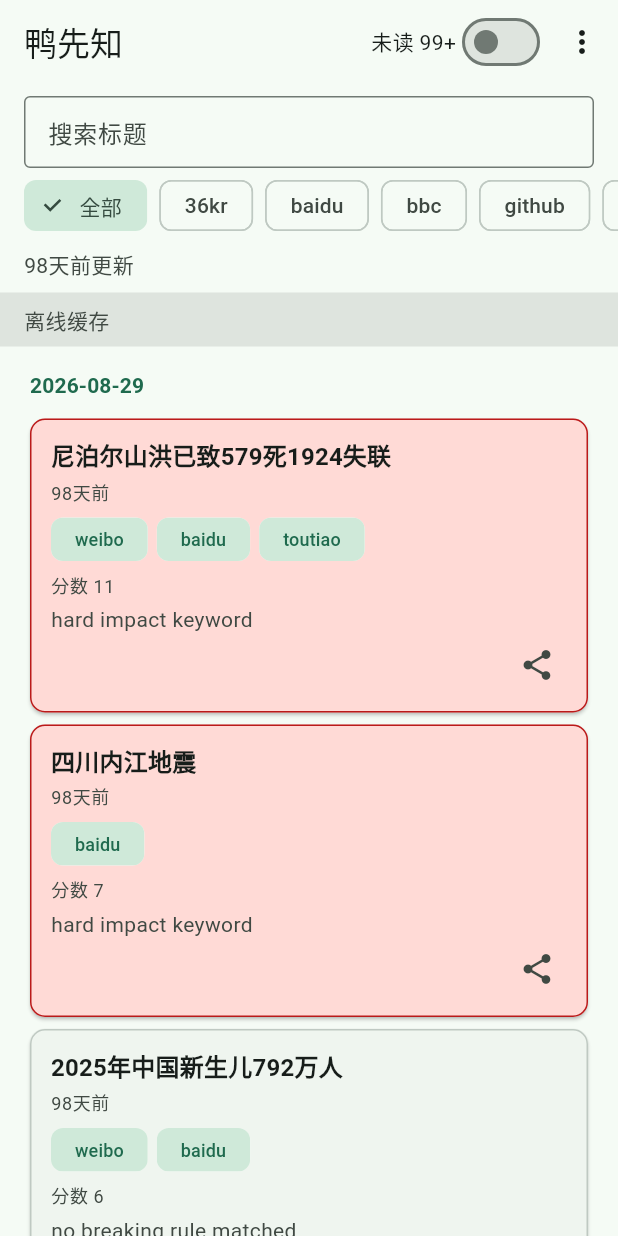
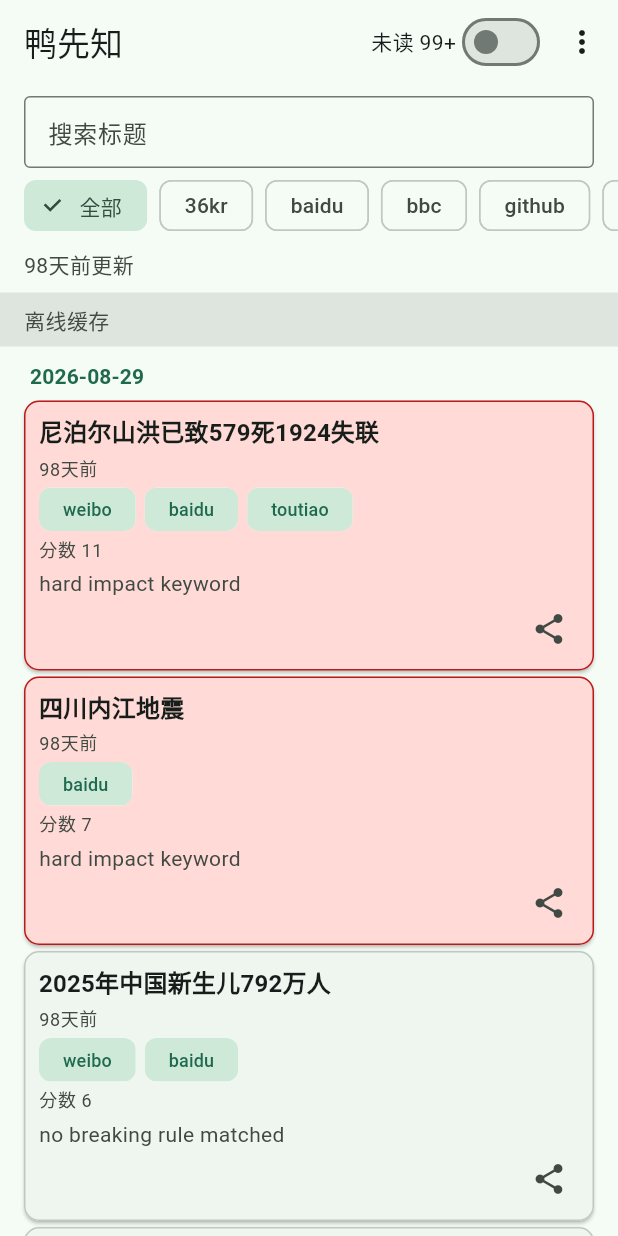
Before and after one commit to toolazytoname/AquaSight, a Flutter app: the screen it shows after launch, on a phone screen of 412 x 824 dp. Run offline on Flutter 3.47's test engine with Material 3 defaults, Android fonts, the phone set to English and light mode, and no system bars; our stand-ins replace share_plus; network calls fail.

Commit message:
T56: tighten card and day-section spacing
Shrink EventCard padding/gaps and _DaySection header/bottom insets so more items fit on one screen. Hit targets, fonts, colors, and behavior are unchanged.

Co-authored-by: lazy <lazywc@gmail.com>

```diff
--- a/app/lib/ui/event_card.dart
+++ b/app/lib/ui/event_card.dart
@@ -140,8 +140,9 @@ class _EventCardState extends State<EventCard> {
               color: item.isBreaking ? scheme.error : scheme.outlineVariant,
             ),
           ),
+          margin: const EdgeInsets.symmetric(vertical: 2),
           child: Padding(
-            padding: const EdgeInsets.fromLTRB(14, 12, 14, 12),
+            padding: const EdgeInsets.fromLTRB(10, 8, 10, 8),
             child: Column(
               crossAxisAlignment: CrossAxisAlignment.start,
               children: [
@@ -190,7 +191,7 @@ class _EventCardState extends State<EventCard> {
                       ),
                 ),
                 if (item.sourceChips.isNotEmpty) ...[
-                  const SizedBox(height: 8),
+                  const SizedBox(height: 4),
                   Wrap(
                     spacing: 6,
                     runSpacing: 4,
@@ -213,7 +214,7 @@ class _EventCardState extends State<EventCard> {
                   ),
                 ],
                 if (score != null) ...[
-                  const SizedBox(height: 8),
+                  const SizedBox(height: 4),
                   Text(
                     '分数 $score',
                     style: Theme.of(context).textTheme.bodySmall?.copyWith(
--- a/app/lib/ui/timeline_page.dart
+++ b/app/lib/ui/timeline_page.dart
@@ -665,12 +665,12 @@ class _DaySection extends StatelessWidget {
   Widget build(BuildContext context) {
     return Padding(
       key: Key('day-group-${group.label}'),
-      padding: const EdgeInsets.only(bottom: 8),
+      padding: const EdgeInsets.only(bottom: 4),
       child: Column(
         crossAxisAlignment: CrossAxisAlignment.start,
         children: [
           Padding(
-            padding: const EdgeInsets.fromLTRB(4, 16, 4, 8),
+            padding: const EdgeInsets.fromLTRB(4, 10, 4, 4),
             child: Text(
               group.label,
               style: Theme.of(context).textTheme.titleSmall?.copyWith(
```
